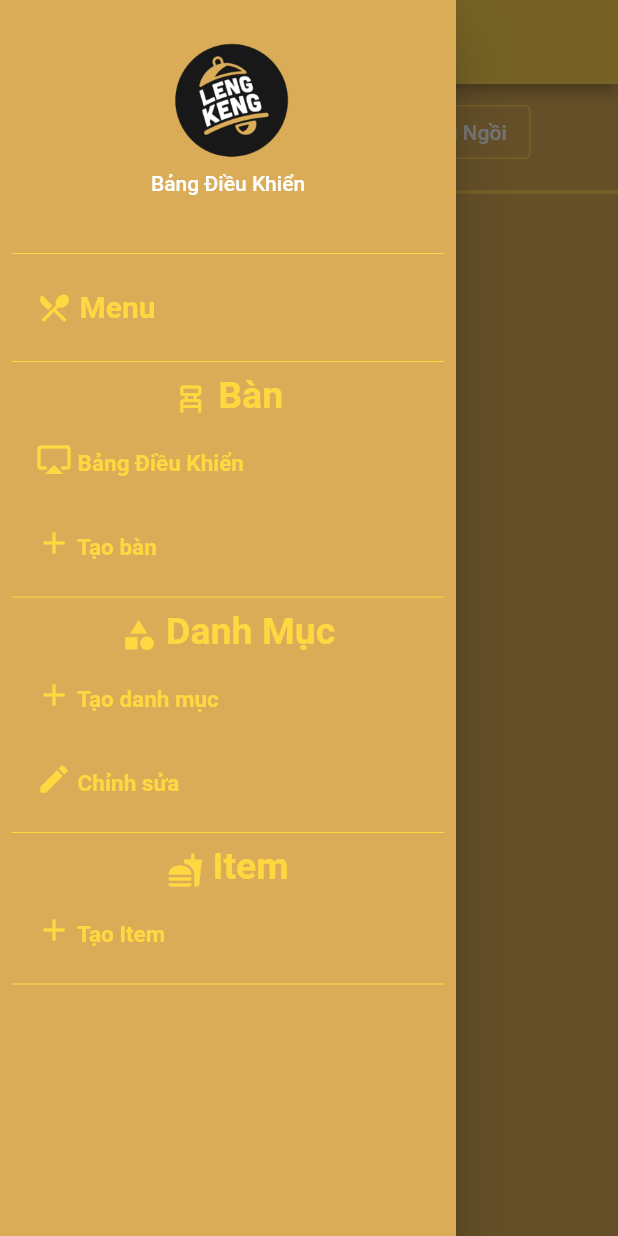
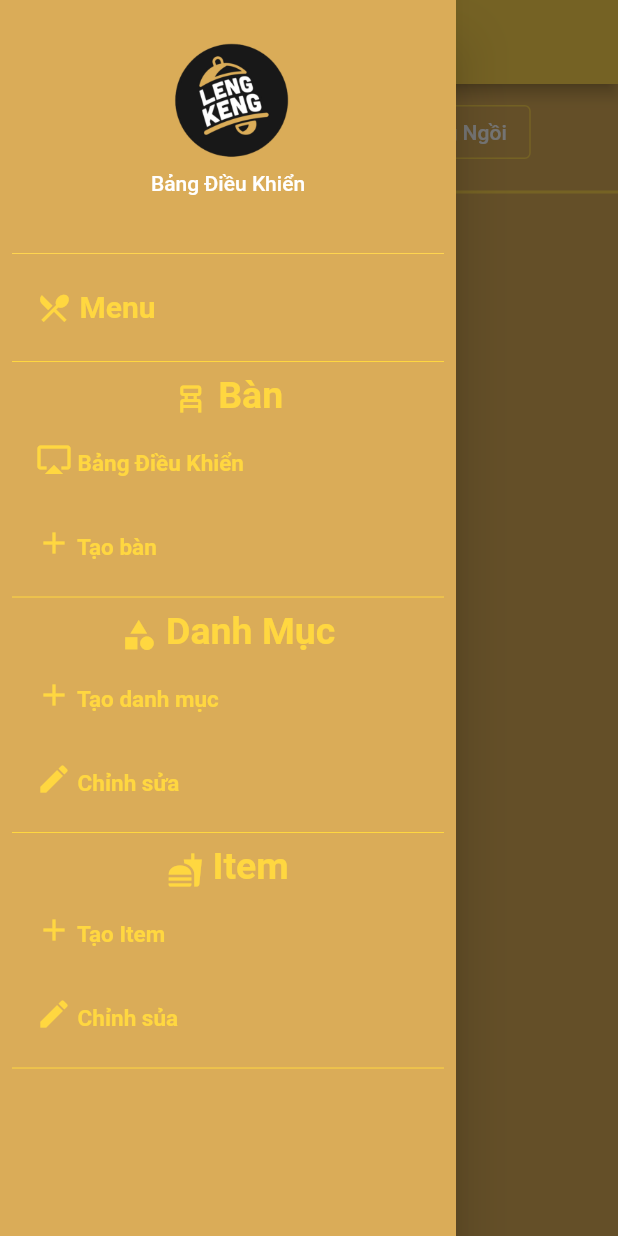
Before and after one commit to dim0147/Hai-Coffe-DenMo, a Flutter app: the screen it shows after launch, with the side drawer open, on a phone screen of 412 x 824 dp. Run offline on Flutter 3.47's test engine with Material 2 defaults, Android fonts, the phone set to English and light mode, and no system bars; our stand-ins replace extended_masked_text, flutter_slidable, get, hive, hive_flutter, image_picker and 1 more; accounts and stored records are empty; generated files the repository leaves out were written again.

Commit message:
Add list view item, remove item

```diff
--- a/lib/App/Config.dart
+++ b/lib/App/Config.dart
@@ -2,6 +2,7 @@ import 'package:flutter/material.dart';
 import 'package:get/get.dart';
 import 'package:hai_noob/Controller/Category/EditCategoryController.dart';
 import 'package:hai_noob/Controller/Category/ListCategoryController.dart';
+import 'package:hai_noob/Controller/Item/ListItemController.dart';
 import 'package:hai_noob/Controller/Menu/AddSpecialItemController.dart';
 import 'package:hai_noob/Controller/Order/PlaceOrderSuccessController.dart';
 import 'package:hai_noob/Controller/Table/AddTableController.dart';
@@ -14,6 +15,7 @@ import 'package:hai_noob/Controller/Table/TableLocalInfoController.dart';
 import 'package:hai_noob/Controller/Table/TablePanelController.dart';
 import 'package:hai_noob/Screen/Category/EditCategoryScreen.dart';
 import 'package:hai_noob/Screen/Category/ListCategoryScreen.dart';
+import 'package:hai_noob/Screen/Item/ListItemScreen.dart';
 import 'package:hai_noob/Screen/Menu/AddSpecialItemScreen.dart';
 import 'package:hai_noob/Screen/Order/PlaceOrderSuccessScreen.dart';
 import 'package:hai_noob/Screen/Table/AddTableScreen.dart';
@@ -120,6 +122,14 @@ class AppConfig {
     ),
     GetPage(
       transition: Transition.cupertinoDialog,
+      name: '/item/list',
+      page: () => ListItemScreen(),
+      binding: BindingsBuilder(() {
+        Get.lazyPut(() => ListItemController());
+      }),
+    ),
+    GetPage(
+      transition: Transition.cupertinoDialog,
       name: '/menu',
       page: () => MenuScreen(),
       binding: BindingsBuilder(() {
--- a/lib/Screen/Component.dart
+++ b/lib/Screen/Component.dart
@@ -266,6 +266,30 @@ Drawer NavigateMenu() {
                   Get.offAllNamed('/item/add');
                 },
               ),
+              ListTile(
+                title: RichText(
+                  text: TextSpan(
+                    style: TextStyle(
+                        color: AppConfig.HEADER_COLOR,
+                        fontSize: 15,
+                        fontWeight: FontWeight.bold),
+                    children: [
+                      WidgetSpan(
+                        child: Icon(
+                          Icons.edit,
+                          color: AppConfig.HEADER_COLOR,
+                        ),
+                      ),
+                      TextSpan(
+                        text: ' Chỉnh sủa',
+                      )
+                    ],
+                  ),
+                ),
+                onTap: () {
+                  Get.offAllNamed('/item/list');
+                },
+              ),
             ],
           ),
 
```
Also changed, not shown: lib/Controller/Item/ListItemController.dart (added, +63 -0 lines), lib/DAO/ItemDAO.dart (+21 -1 lines), lib/Screen/Item/ListItemScreen.dart (added, +109 -0 lines).
